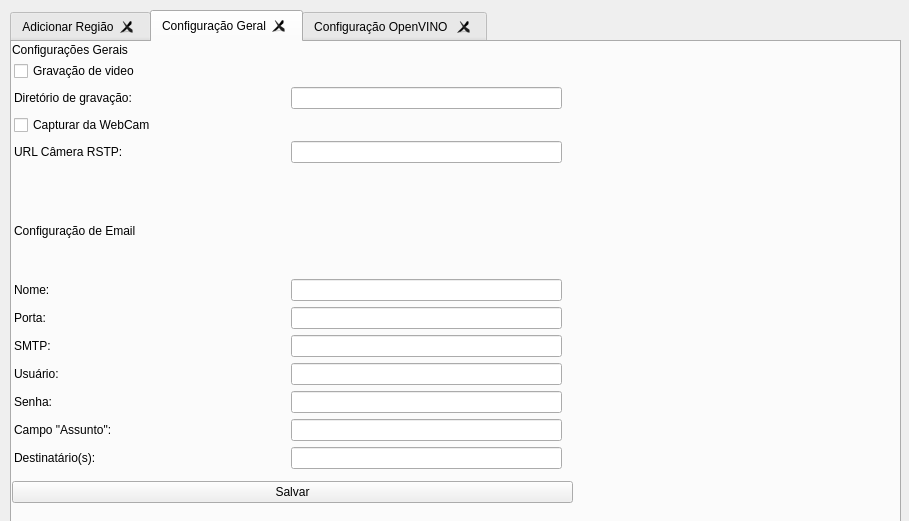
First picture: the form in mainForm.ui, repository noldorj/Personal-Home-Guard, before the edit.
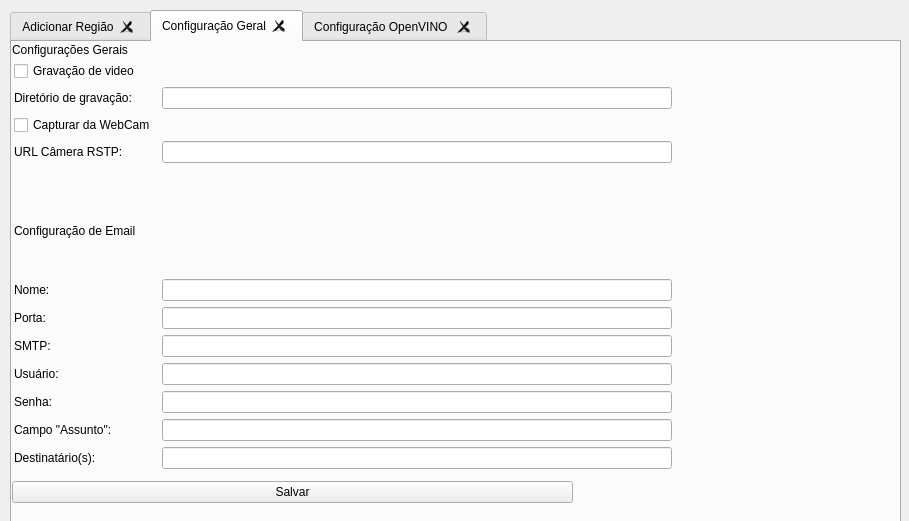
Second picture: the form after the edit. The open tabs and pages were chosen to show the change.

Patch:
```diff
--- a/mainForm.ui
+++ b/mainForm.ui
@@ -402,7 +402,7 @@
       <rect>
        <x>2</x>
        <y>19</y>
-       <width>561</width>
+       <width>671</width>
        <height>408</height>
       </rect>
      </property>
@@ -526,19 +526,6 @@
         </property>
        </widget>
       </item>
-      <item row="4" column="0">
-       <spacer name="horizontalSpacer">
-        <property name="orientation">
-         <enum>Qt::Horizontal</enum>
-        </property>
-        <property name="sizeHint" stdset="0">
-         <size>
-          <width>40</width>
-          <height>20</height>
-         </size>
-        </property>
-       </spacer>
-      </item>
       <item row="4" column="1">
        <spacer name="horizontalSpacer_2">
         <property name="orientation">
```
Left out of the diff: 6 changed lines with no effect on the pictures.
